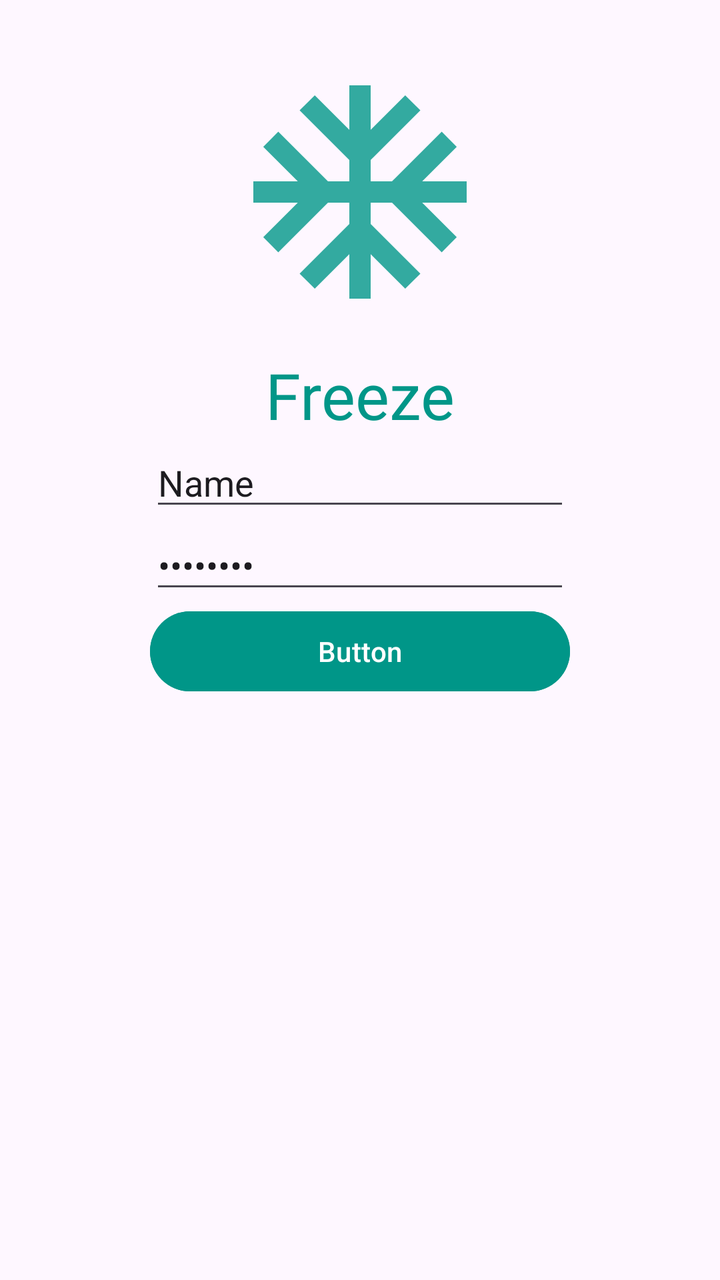
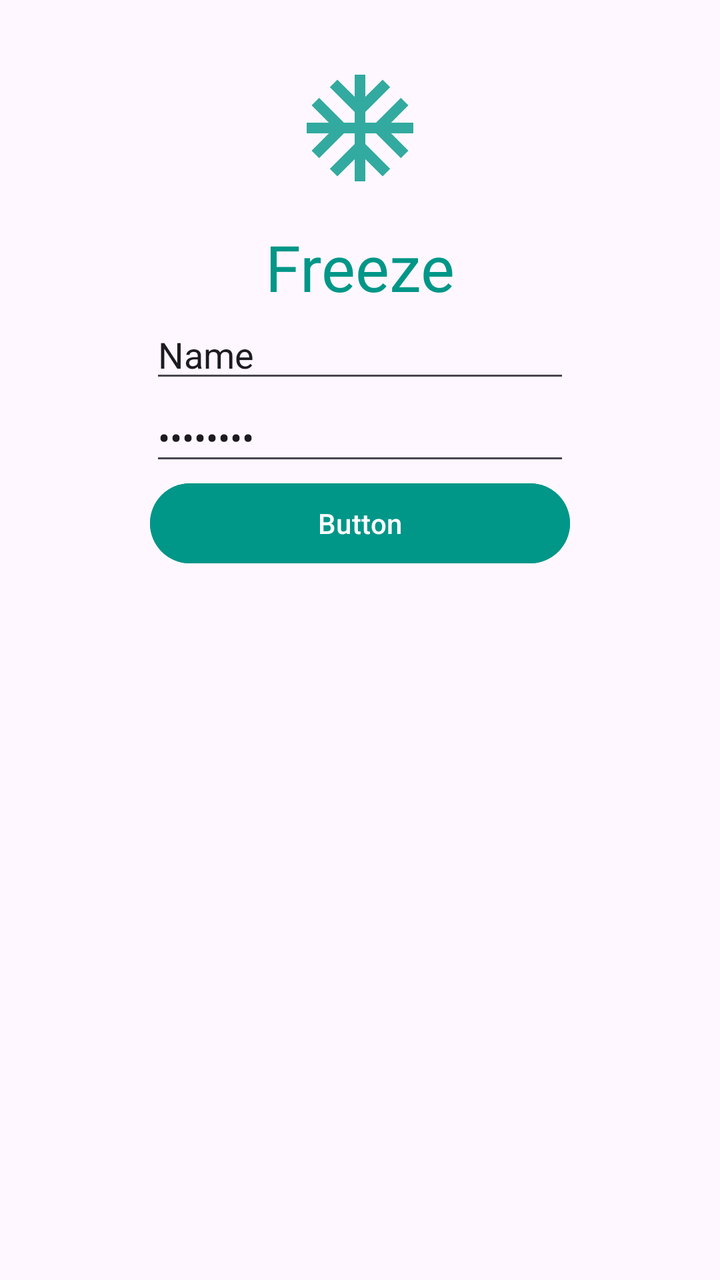

The first picture is an Android layout as it rendered before a commit; the second is the same layout after the commit. The layout source and the unified diff follow.
<!-- AndroidManifest.xml: application theme Theme.FKP -->
<!-- res/layout/activity_main.xml -->
<?xml version="1.0" encoding="utf-8"?>
<androidx.constraintlayout.widget.ConstraintLayout xmlns:android="http://schemas.android.com/apk/res/android"
    xmlns:app="http://schemas.android.com/apk/res-auto"
    xmlns:tools="http://schemas.android.com/tools"
    android:id="@+id/main"
    android:layout_width="match_parent"
    android:layout_height="match_parent"
    tools:context=".MainActivity"
    >

    <ImageView
        android:layout_width="128dp"
        android:layout_height="128dp"
        android:id="@+id/logo"
        android:src="@drawable/ic_logo"
        android:layout_marginTop="32dp"
        app:layout_constraintStart_toStartOf="parent"
        app:layout_constraintEnd_toEndOf="parent"
        app:layout_constraintTop_toTopOf="parent">
    </ImageView>


    <TextView
        android:id="@+id/app_name"
        android:layout_width="wrap_content"
        android:layout_height="wrap_content"
        android:layout_marginTop="16dp"
        android:fontFamily="@font/barriecito"
        android:text="@string/app_name"
        android:textSize="32sp"
        android:textColor="@color/iceblue"
        app:layout_constraintEnd_toEndOf="parent"
        app:layout_constraintStart_toStartOf="parent"
        app:layout_constraintTop_toBottomOf="@id/logo" />

    <EditText
        android:id="@+id/editTextText"
        android:layout_width="wrap_content"
        android:layout_height="wrap_content"
        android:ems="10"
        android:inputType="text"
        android:text="Name"
        app:layout_constraintTop_toBottomOf="@id/app_name"
        app:layout_constraintStart_toStartOf="parent"
        app:layout_constraintEnd_toEndOf="parent"/>

    <EditText
        android:id="@+id/editTextTextPassword"
        android:layout_width="wrap_content"
        android:layout_height="wrap_content"
        android:ems="10"
        android:textColorHint="@color/iceblue"
        android:text="Password"
        android:inputType="textPassword"
        app:layout_constraintTop_toBottomOf="@id/editTextText"
        app:layout_constraintStart_toStartOf="@id/editTextText"
        app:layout_constraintEnd_toEndOf="@id/editTextText"/>

    <Button
        android:id="@+id/button"
        android:text="Button"
        app:layout_constraintTop_toBottomOf="@id/editTextTextPassword"
        app:layout_constraintStart_toStartOf="@id/editTextText"
        app:layout_constraintEnd_toEndOf="@id/editTextText"
        style="@style/MyButton" />


</androidx.constraintlayout.widget.ConstraintLayout>
<!-- resources referenced by this layout -->
<resources>
  <color name="iceblue">#009688</color>
  <!-- drawable ic_logo (drawable-anydpi) -->
  <vector xmlns:android="http://schemas.android.com/apk/res/android"
      android:width="24dp"
      android:height="24dp"
      android:viewportWidth="24"
      android:viewportHeight="24"
      android:tint="@color/iceblue"
      android:alpha="0.8">
    <path
        android:fillColor="@android:color/white"
        android:pathData="M22,11h-4.17l3.24,-3.24 -1.41,-1.42L15,11h-2V9l4.66,-4.66 -1.42,-1.41L13,6.17V2h-2v4.17L7.76,2.93 6.34,4.34 11,9v2H9L4.34,6.34 2.93,7.76 6.17,11H2v2h4.17l-3.24,3.24 1.41,1.42L9,13h2v2l-4.66,4.66 1.42,1.41L11,17.83V22h2v-4.17l3.24,3.24 1.42,-1.41L13,15v-2h2l4.66,4.66 1.41,-1.42L17.83,13H22z"/>
  </vector>
  <string name="app_name">Freeze</string>
  <style name="MyButton">
          <item name="android:layout_width">0dp</item>
          <item name="android:layout_height">wrap_content</item>
          <item name="android:backgroundTint">@color/iceblue</item>
          <item name="android:textColor">@color/white</item>
      </style>
  <style name="Theme.FKP" parent="Base.Theme.FKP" />
  <color name="white">#FFFFFFFF</color>
  <style name="Base.Theme.FKP" parent="Theme.Material3.DayNight.NoActionBar">
          
          
      </style>
</resources>

<!-- the commit's change to res/layout/activity_main.xml (unified diff, before → after) -->
@@ -9,8 +9,8 @@
     >
 
     <ImageView
-        android:layout_width="128dp"
-        android:layout_height="128dp"
+        android:layout_width="64dp"
+        android:layout_height="64dp"
         android:id="@+id/logo"
         android:src="@drawable/ic_logo"
         android:layout_marginTop="32dp"
